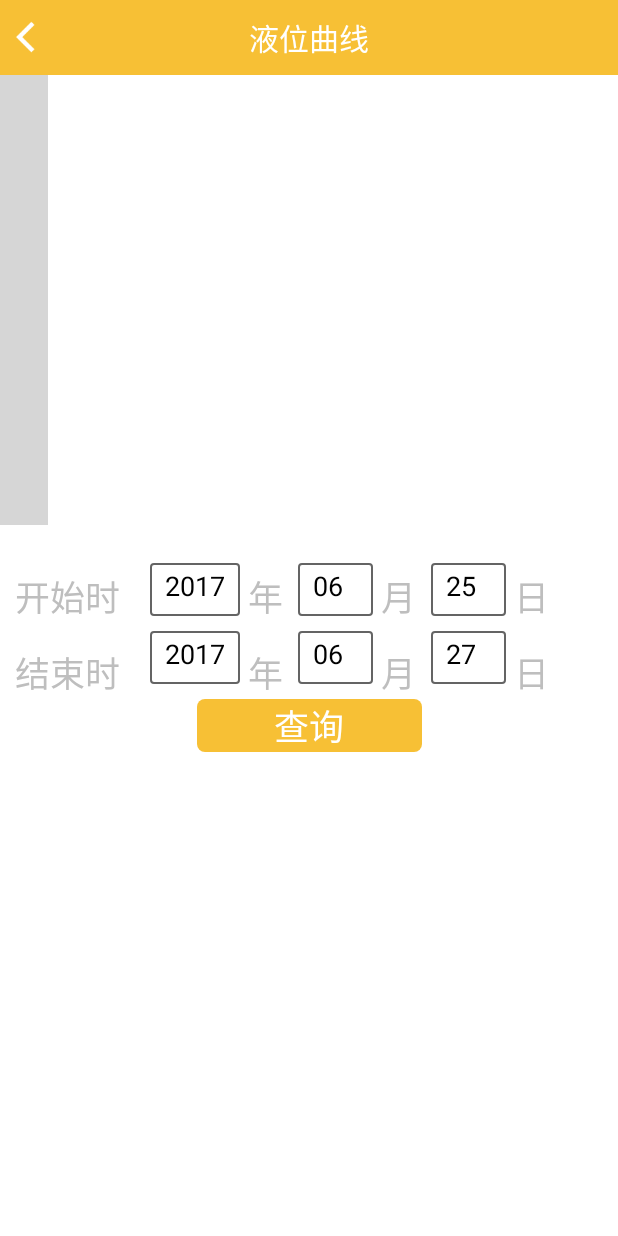
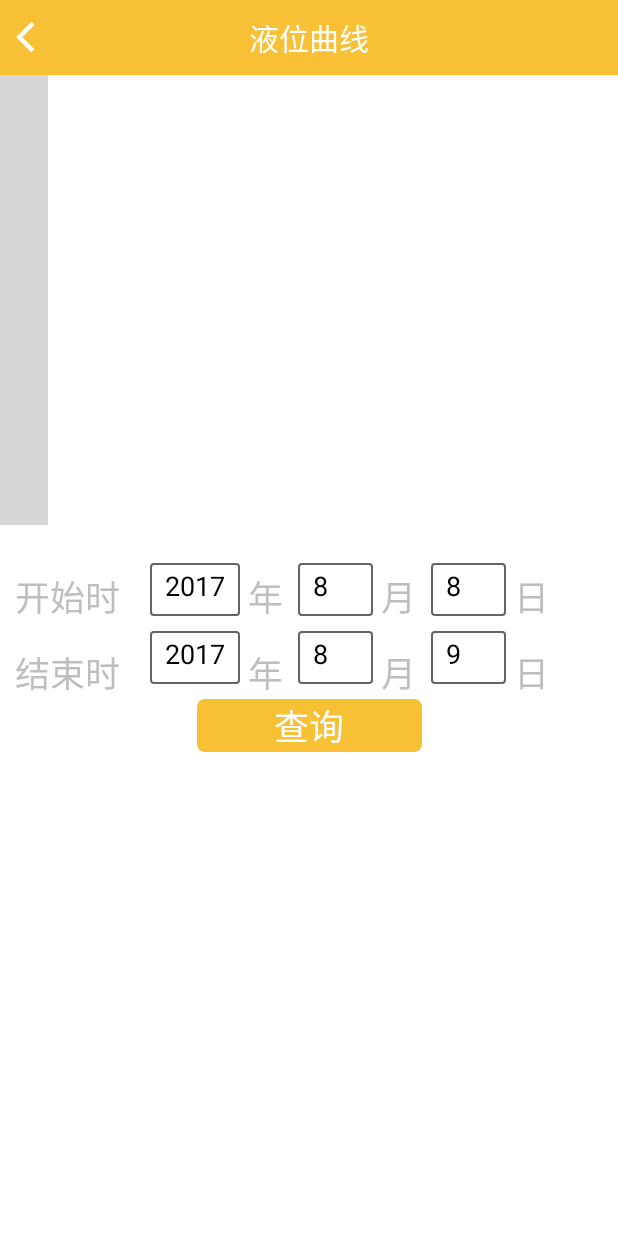
Before and after one commit to tanghc10/ScanTool, an Android app: the pressureHistory screen opened directly, with no data from a screen before it, on a phone screen of 412 x 824 dp. Run offline under Robolectric (Android 15) with nearby library versions, the phone set to English and light mode, and no system bars; our stand-ins replace EventBus; plain views replace LineChartView; 2 statements that could not run were skipped; grey boxes are pictures that could not be loaded.

Commit message:
日期自动获取，重复添加同一设备提醒

```diff
--- a/app/src/main/java/com/yzq/ScanTool/pressureHistory.java
+++ b/app/src/main/java/com/yzq/ScanTool/pressureHistory.java
@@ -21,6 +21,8 @@ import org.json.JSONException;
 import org.json.JSONObject;
 
 import java.util.ArrayList;
+import java.util.Calendar;
+import java.util.GregorianCalendar;
 import java.util.List;
 
 import lecho.lib.hellocharts.gesture.ZoomType;
@@ -53,7 +55,7 @@ public class pressureHistory extends Activity {
     private List<AxisValue> mAxisXValues = new ArrayList<AxisValue>();
     private ArrayList<String> time;
     private float[] pressure;
-    private static final String HttpHost = "http://test.xiaoan110.com:8088/liquid/";
+    private static final String HttpHost = "https://test.xiaoan110.com/liquid/";
 
     @Override
     protected void onCreate(Bundle savedInstanceState){
@@ -75,6 +77,15 @@ public class pressureHistory extends Activity {
         end_month = (EditText) findViewById(R.id.input_end_month);
         end_day = (EditText) findViewById(R.id.input_end_day);
         btn_getHistory = (Button) findViewById(R.id.btn_getHistory);
+        Calendar now = Calendar.getInstance();
+        Calendar tomorrow = new GregorianCalendar();
+        tomorrow.add(tomorrow.DAY_OF_MONTH, 1);
+        start_year.setText(""+now.get(Calendar.YEAR));
+        end_year.setText(""+now.get(Calendar.YEAR));
+        start_month.setText(""+(now.get(Calendar.MONTH)+1));
+        end_month.setText(""+(now.get(Calendar.MONTH)+1));
+        start_day.setText(""+now.get(Calendar.DAY_OF_MONTH));
+        end_day.setText(""+tomorrow.get(Calendar.DAY_OF_MONTH));
         image_back.setOnClickListener(new View.OnClickListener() {
             @Override
             public void onClick(View v) {
@@ -162,7 +173,7 @@ public class pressureHistory extends Activity {
 
         //y轴
         Axis axisY = new Axis();
-        axisY.setName("深度");
+        axisY.setName("压力");
         axisY.setTextSize(10);
         data.setAxisYLeft(axisY);
 
@@ -194,6 +205,7 @@ public class pressureHistory extends Activity {
     @Subscribe(threadMode = ThreadMode.MAIN)
     public void onHttpGetEvent(HttpGetEvent event){
         try {
+            Log.e(Tag, event.getResultStr());
             JSONArray jsonArray = new JSONArray(event.getResultStr());
             JSONObject jsonObject;
             String datetime;
@@ -213,10 +225,6 @@ public class pressureHistory extends Activity {
                 }
                 time.add(i, datetime);
                 pressure[i] = (float)(jsonObject.getDouble("Pressure"));
-                if (pressure[i] > 6){
-                    pressure[i] = pressure[i] % 6;
-                }
-                pressure[i] = pressure[i] * 10;
             }
             mAxisXValues.clear();
             mPointValues.clear();
--- a/app/src/main/res/layout/activity_history.xml
+++ b/app/src/main/res/layout/activity_history.xml
@@ -70,7 +70,7 @@
         android:layout_width="50dp"
         android:layout_height="35dp"
         android:id="@+id/input_start_month"
-        android:text="06"
+        android:text="08"
         android:background="@drawable/shape_main_edit"
         app:layout_constraintTop_toTopOf="@+id/input_start_year"
         app:layout_constraintLeft_toRightOf="@+id/start_year"
@@ -89,7 +89,7 @@
         android:layout_width="50dp"
         android:layout_height="35dp"
         android:id="@+id/input_start_day"
-        android:text="25"
+        android:text="01"
         android:background="@drawable/shape_main_edit"
         app:layout_constraintTop_toTopOf="@+id/input_start_year"
         app:layout_constraintLeft_toRightOf="@+id/start_month"
@@ -141,7 +141,7 @@
         android:layout_width="50dp"
         android:layout_height="35dp"
         android:id="@+id/input_end_month"
-        android:text="06"
+        android:text="08"
         android:background="@drawable/shape_main_edit"
         app:layout_constraintTop_toTopOf="@+id/input_end_year"
         app:layout_constraintLeft_toRightOf="@+id/end_year"
@@ -162,7 +162,7 @@
         android:layout_width="50dp"
         android:layout_height="35dp"
         android:id="@+id/input_end_day"
-        android:text="27"
+        android:text="09"
         android:background="@drawable/shape_main_edit"
         app:layout_constraintTop_toTopOf="@+id/input_end_month"
         app:layout_constraintLeft_toRightOf="@+id/end_month"
```
Also changed, not shown: app/src/main/java/com/yzq/ScanTool/AddDevice.java (+10 -2 lines), app/src/main/java/com/yzq/ScanTool/MainActivity.java (+5 -2 lines), 50 other files.
